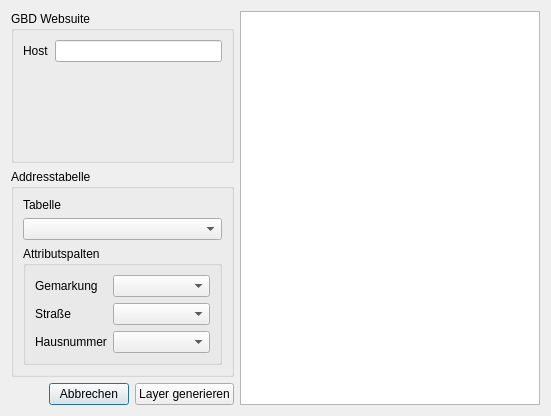
Qt form alkis_geocoder/alkis_geocoder_dialog_base.ui (gbd-consult/alkis-geocoder) before a commit.
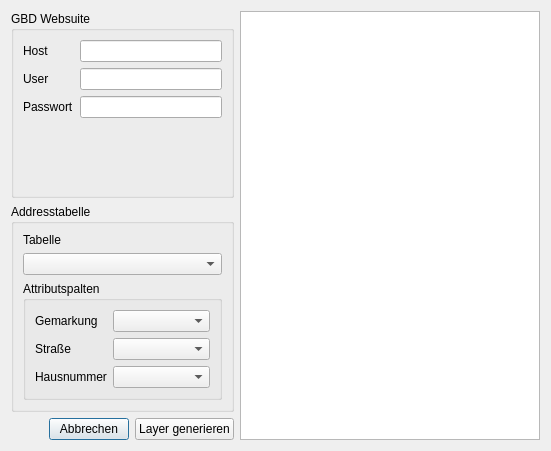
The same form after that commit. Custom widgets are drawn as their Qt base class.

The edit to the form file:
```diff
--- a/alkis_geocoder/alkis_geocoder_dialog_base.ui
+++ b/alkis_geocoder/alkis_geocoder_dialog_base.ui
@@ -7,7 +7,7 @@
     <x>0</x>
     <y>0</y>
     <width>551</width>
-    <height>416</height>
+    <height>451</height>
    </rect>
   </property>
   <property name="windowTitle">
@@ -32,6 +32,26 @@
         <item row="1" column="1">
          <widget class="QLineEdit" name="hostnameLineEdit"/>
         </item>
+        <item row="3" column="1">
+         <widget class="QgsPasswordLineEdit" name="passwordLineEdit"/>
+        </item>
+        <item row="2" column="1">
+         <widget class="QLineEdit" name="userLineEdit"/>
+        </item>
+        <item row="2" column="0">
+         <widget class="QLabel" name="label_6">
+          <property name="text">
+           <string>User</string>
+          </property>
+         </widget>
+        </item>
+        <item row="3" column="0">
+         <widget class="QLabel" name="label_7">
+          <property name="text">
+           <string>Passwort</string>
+          </property>
+         </widget>
+        </item>
        </layout>
       </widget>
      </item>
@@ -149,6 +169,11 @@
    <extends>QComboBox</extends>
    <header>qgsmaplayercombobox.h</header>
   </customwidget>
+  <customwidget>
+   <class>QgsPasswordLineEdit</class>
+   <extends>QLineEdit</extends>
+   <header>qgspasswordlineedit.h</header>
+  </customwidget>
  </customwidgets>
  <resources/>
  <connections>
```
